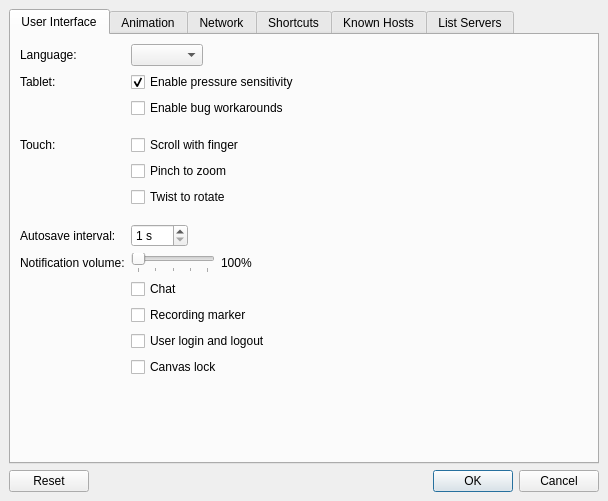
Above: src/client/ui/settings.ui from drawpile/Drawpile before the change. Below: the same form after it.
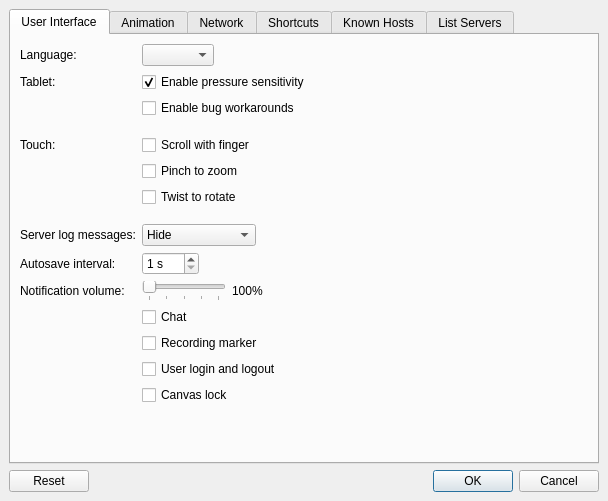
That is the form after the change. Icons and pictures are not drawn.

Commit message:
Add server log chat messages
Server sends messages when operator commands are used. By default,
clients will only show these messages when the user is an operator.

Diff of the .ui file:
```diff
--- a/src/client/ui/settings.ui
+++ b/src/client/ui/settings.ui
@@ -123,14 +123,14 @@
          </property>
         </spacer>
        </item>
-       <item row="11" column="0">
+       <item row="12" column="0">
         <widget class="QLabel" name="label_11">
          <property name="text">
           <string>Autosave interval:</string>
          </property>
         </widget>
        </item>
-       <item row="11" column="1">
+       <item row="12" column="1">
         <widget class="QSpinBox" name="autosaveInterval">
          <property name="suffix">
           <string> s</string>
@@ -143,14 +143,14 @@
          </property>
         </widget>
        </item>
-       <item row="12" column="0">
+       <item row="13" column="0">
         <widget class="QLabel" name="label_9">
          <property name="text">
           <string>Notification volume:</string>
          </property>
         </widget>
        </item>
-       <item row="12" column="1">
+       <item row="13" column="1">
         <layout class="QHBoxLayout" name="horizontalLayout_4">
          <item>
           <widget class="QSlider" name="notificationVolume">
@@ -183,28 +183,28 @@
          </item>
         </layout>
        </item>
-       <item row="16" column="1">
+       <item row="17" column="1">
         <widget class="QCheckBox" name="notifChat">
          <property name="text">
           <string>Chat</string>
          </property>
         </widget>
        </item>
-       <item row="17" column="1">
+       <item row="18" column="1">
         <widget class="QCheckBox" name="notifMarker">
          <property name="text">
           <string>Recording marker</string>
          </property>
         </widget>
        </item>
-       <item row="18" column="1">
+       <item row="19" column="1">
         <widget class="QCheckBox" name="notifLogin">
          <property name="text">
           <string>User login and logout</string>
          </property>
         </widget>
        </item>
-       <item row="19" column="1">
+       <item row="20" column="1">
         <widget class="QCheckBox" name="notifLock">
          <property name="text">
           <string>Canvas lock</string>
@@ -227,6 +227,32 @@
          </property>
         </spacer>
        </item>
+       <item row="11" column="1">
+        <widget class="QComboBox" name="serverlog">
+         <item>
+          <property name="text">
+           <string>Hide</string>
+          </property>
+         </item>
+         <item>
+          <property name="text">
+           <string>Show when OP</string>
+          </property>
+         </item>
+         <item>
+          <property name="text">
+           <string>Show always</string>
+          </property>
+         </item>
+        </widget>
+       </item>
+       <item row="11" column="0">
+        <widget class="QLabel" name="label_13">
+         <property name="text">
+          <string>Server log messages:</string>
+         </property>
+        </widget>
+       </item>
       </layout>
      </widget>
      <widget class="QWidget" name="tab_6">
```
The commit also changes 12 other files.
